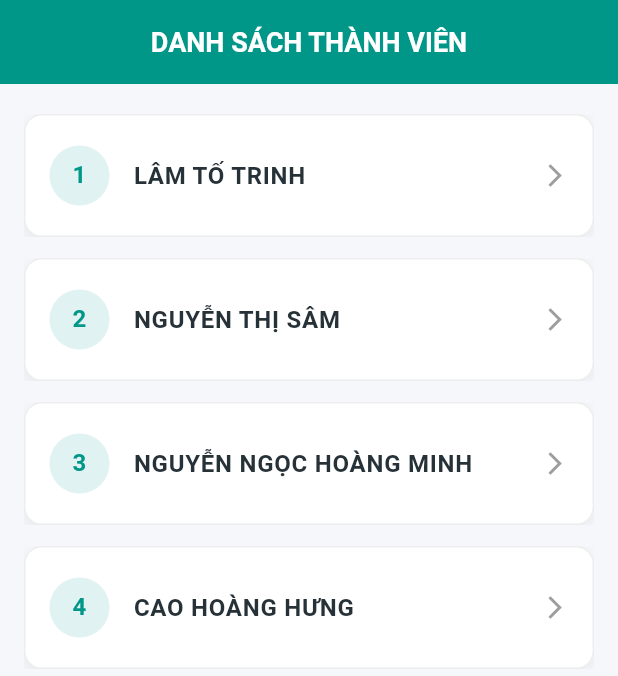
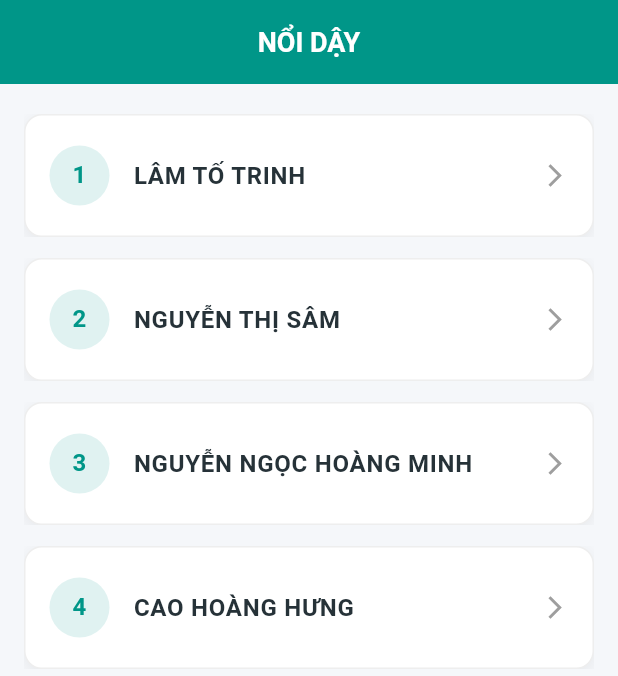
Before and after one commit to caohoanghung0409/cam-ip-sync, a Flutter app: the screen it shows after launch, on a phone screen of 412 x 824 dp. Shown: the top 676 px of the screen. Run offline on Flutter 3.47's test engine with Material 3 defaults, Android fonts, the phone set to English and light mode, and no system bars.

Commit message:
Change app title and member list title

```diff
--- a/lib/main.dart
+++ b/lib/main.dart
@@ -11,7 +11,7 @@ class MyApp extends StatelessWidget {
   Widget build(BuildContext context) {
     return MaterialApp(
       debugShowCheckedModeBanner: false,
-      title: 'Danh Sách',
+      title: 'NỔI DẬY',
       theme: ThemeData(
         colorScheme: ColorScheme.fromSeed(seedColor: Colors.teal),
         useMaterial3: true,
@@ -37,7 +37,7 @@ class MemberListScreen extends StatelessWidget {
     return Scaffold(
       appBar: AppBar(
         title: const Text(
-          "DANH SÁCH THÀNH VIÊN",
+          "NỔI DẬY",
           style: TextStyle(fontWeight: FontWeight.bold, color: Colors.white, fontSize: 18),
         ),
         centerTitle: true,
@@ -56,7 +56,6 @@ class MemberListScreen extends StatelessWidget {
               child: InkWell(
                 borderRadius: BorderRadius.circular(12),
                 onTap: () {
-                  // Chuyển sang màn hình chi tiết khi bấm vào tên
                   Navigator.push(
                     context,
                     MaterialPageRoute(
@@ -132,7 +131,7 @@ class DetailScreen extends StatelessWidget {
         backgroundColor: Colors.teal,
         leading: IconButton(
           icon: const Icon(Icons.arrow_back, color: Colors.white),
-          onPressed: () => Navigator.pop(context), // Nút quay lại trên AppBar
+          onPressed: () => Navigator.pop(context),
         ),
       ),
       body: Center(
@@ -177,7 +176,6 @@ class DetailScreen extends StatelessWidget {
                 ),
               ),
               const SizedBox(height: 35),
-              // Nút bấm quay lại ở giữa màn hình
               ElevatedButton.icon(
                 onPressed: () => Navigator.pop(context),
                 icon: const Icon(Icons.arrow_back),
```
